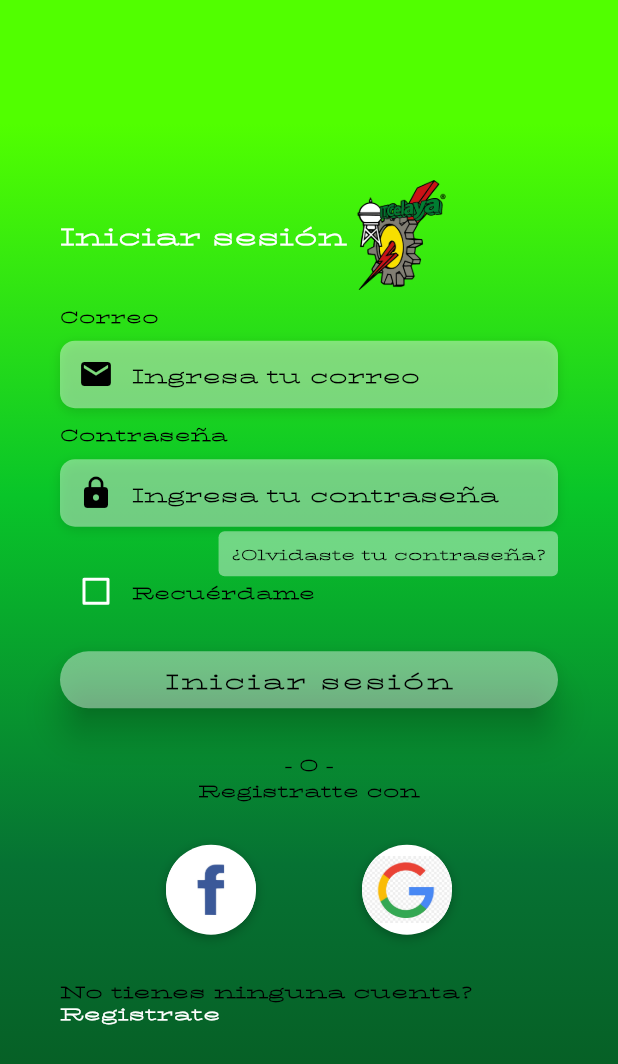
After one commit to MiguelJMTA/PM2022, a Flutter app: the LoginScreen screen opened by its route, on a phone screen of 412 x 824 dp. The commit adds this screen. Shown: the top 1064 px of the screen. Run offline on Flutter 3.47's test engine with Material 2 defaults, Android fonts, the light colour scheme and no system bars; our stand-ins replace carousel_slider, sqflite; missing offline and left inert: splash_screen_view; accounts and stored records are empty.

Commit message:
Práctica 3

```diff
--- a/lib/database/database_notes.dart
+++ b/lib/database/database_notes.dart
@@ -1,21 +1,54 @@
+import 'dart:async';
 import 'dart:io';
 
+import 'package:flutter_interfaz/models/notes_model.dart';
 import 'package:path_provider/path_provider.dart';
 import 'package:sqflite/sqflite.dart';
 import 'package:path/path.dart';
-/*class DatabaseNotes {
+
+class DatabaseNotes {
   static final _nombreDb = "PATM22";
   static final _versionDB = 1;
 
   static late Database _database;
-    Future<Database> get database async{
-      if(_database!=null) return _database;
+  Future<Database> get database async {
+    if (_database != null) return _database;
     _database = await _initDatabase();
     return _database;
   }
-    _initDatabase() async{
+
+  _initDatabase() async {
     Directory carpeta = await getApplicationDocumentsDirectory();
-      String rutaBD = join (carpeta.path,_nombreDb);
-      return await openDatabase(rutaBD,version: _versionDB,onCreate: _crearTablas);
+    String rutaBD = join(carpeta.path, _nombreDb);
+    return await openDatabase(rutaBD,
+        version: _versionDB, onCreate: _crearTablas, onUpgrade: _updateTablas);
   }
-}*/
+
+  _crearTablas(Database db, int version) {
+    db.execute(
+        "CREATE TABLE tbl_notas(idNota INTEGER PRIMARY KEY, titulo varchar(25),dscNota varchar(500))");
+  }
+
+  _updateTablas(Database db, int oldVersion, int newVersion) {}
+  Future<int> insert(Map<String, dynamic> row) async {
+    var dbConexion = await database;
+    return dbConexion.insert("tbl_notas", row);
+  }
+
+  Future <int> update(Map<String, dynamic> row) async{
+    var dbConexion = await database;
+    return dbConexion.update("tbl_notas", row,where: "idNota = ?",whereArgs: [row['idNota']]);
+  }
+
+  Future<int> delete(int idNota) async{
+    var dbConexion = await database;
+    return dbConexion.delete("tbl_notas",where: "idNota = ?",whereArgs: [idNota]);
+  }
+
+  Future<List<NotesDAO>> getAllNotes() async{
+    var dbConexion = await database;
+    var result = await dbConexion.query("tbl_notas");
+    var list = result.map((note)=>NotesDAO.fromMap(note)).toList();
+    return list;
+  }
+}
--- /dev/null
+++ b/lib/models/notes_model.dart
@@ -0,0 +1,13 @@
+class NotesDAO {
+  int? idNota;
+  String? titulo;
+  String? dscNota;
+
+  NotesDAO({this.idNota, this.titulo, this.dscNota});
+  factory NotesDAO.fromMap(Map<String, dynamic> noteMap) {
+    return NotesDAO(
+        idNota: noteMap['idNota'],
+        titulo: noteMap['titulo'],
+        dscNota: noteMap['dscNota']);
+  }
+}
--- a/lib/routes/routes.dart
+++ b/lib/routes/routes.dart
@@ -1,17 +1,19 @@
-
 import 'package:flutter/material.dart';
 import 'package:flutter_interfaz/screens/dashboard.dart';
+import 'package:flutter_interfaz/screens/login_screen.dart';
+import 'package:flutter_interfaz/screens/notes_screen.dart';
 
 import '../screens/fruitApp.dart';
 import '../screens/login.dart';
 import '../screens/conversor.dart';
 
-
-Map<String,WidgetBuilder> getAppRoutes(){
-  return <String,WidgetBuilder>{
-    '/fruitApp' : (BuildContext context) => FruitApp(),
-    '/login' : (BuildContext context) => Login(),
-    '/conversor' : (BuildContext context) => Conversor(),
-    '/dashboard' : (BuildContext context) => DashBoard(),
+Map<String, WidgetBuilder> getAppRoutes() {
+  return <String, WidgetBuilder>{
+    '/fruitApp': (BuildContext context) => FruitApp(),
+    '/login': (BuildContext context) => Login(),
+    '/conversor': (BuildContext context) => Conversor(),
+    '/dashboard': (BuildContext context) => DashBoard(),
+    '/login_screen': (BuildContext context) => LoginScreen(),
+    '/notes': (BuildContext context) => NotesScreen(),
   };
 }
--- a/lib/screens/dashboard.dart
+++ b/lib/screens/dashboard.dart
@@ -21,7 +21,7 @@ class DashBoard extends StatelessWidget {
                   backgroundImage: AssetImage("images/itclogo.png"),
                 ),
                 accountName: Text('Jose Miguel Tierrablanca'),
-                accountEmail: Text("1803042@itcelaya.edu.mx")),
+                accountEmail: Text("18030542@itcelaya.edu.mx")),
                 ListTile(
                   title: Text('Fruit App'),
                   subtitle: Text('Widget Challenge'),
@@ -37,7 +37,21 @@ class DashBoard extends StatelessWidget {
                   leading: Icon(Icons.change_circle_outlined),
                   trailing: Icon(Icons.chevron_right,color: Colors.black,),
                   onTap: (){Navigator.pushNamed(context, '/conversor');},
-                )
+                ),
+                ListTile(
+                  title: Text('Login con gradiente'),
+                  subtitle: Text('New Login'),
+                  leading: Icon(Icons.login),
+                  trailing: Icon(Icons.chevron_right,color: Colors.black,),
+                  onTap: (){Navigator.pushNamed(context, '/login_screen');},
+                ),
+                ListTile(
+                  title: Text('Notes'),
+                  subtitle: Text('Notes screen'),
+                  leading: Icon(Icons.note),
+                  trailing: Icon(Icons.chevron_right,color: Colors.black,),
+                  onTap: (){Navigator.pushNamed(context, '/notes');},
+                ),
           ],
         ),
       ),
--- /dev/null
+++ b/lib/screens/login_screen.dart
@@ -0,0 +1,361 @@
+import 'package:flutter/material.dart';
+import 'package:flutter/services.dart';
+
+import 'package:flutter_interfaz/settings/settings_color.dart';
+
+class LoginScreen extends StatefulWidget {
+  @override
+  _LoginScreenState createState() => _LoginScreenState();
+}
+
+class _LoginScreenState extends State<LoginScreen> {
+  bool _rememberMe = false;
+  TextStyle kHintTextStyle = TextStyle(
+    color: Colors.black,
+    fontWeight: FontWeight.bold,
+    fontFamily: 'BhuTuka',
+  );
+
+  TextStyle kLabelStyle = TextStyle(
+    color: Colors.black,
+    fontWeight: FontWeight.bold,
+    fontFamily: 'BhuTuka',
+  );
+
+  BoxDecoration kBoxDecorationStyle = BoxDecoration(
+    color: Color.fromARGB(108, 255, 255, 255),
+    borderRadius: BorderRadius.circular(10.0),
+    boxShadow: [
+      BoxShadow(
+        color: Colors.black12,
+        blurRadius: 6.0,
+        offset: Offset(0, 2),
+      ),
+    ],
+  );
+  Widget _buildEmailTF() {
+    return Column(
+      crossAxisAlignment: CrossAxisAlignment.start,
+      children: <Widget>[
+        Text(
+          'Correo',
+          style: kLabelStyle,
+        ),
+        SizedBox(height: 10.0),
+        Container(
+          alignment: Alignment.centerLeft,
+          decoration: kBoxDecorationStyle,
+          height: 45.0,
+          child: TextField(
+            keyboardType: TextInputType.emailAddress,
+            style: TextStyle(
+              color: Colors.black,
+              fontFamily: 'BhuTuka',
+            ),
+            decoration: InputDecoration(
+              border: InputBorder.none,
+              contentPadding: EdgeInsets.only(top: 14.0),
+              prefixIcon: Icon(
+                Icons.email,
+                color: Colors.black,
+              ),
+              hintText: 'Ingresa tu correo',
+              hintStyle: kHintTextStyle,
+            ),
+          ),
+        ),
+      ],
+    );
+  }
+
+  Widget _buildPasswordTF() {
+    return Column(
+      crossAxisAlignment: CrossAxisAlignment.start,
+      children: <Widget>[
+        Text(
+          'Contraseña',
+          style: kLabelStyle,
+        ),
+        SizedBox(height: 10.0),
+        Container(
+          alignment: Alignment.centerLeft,
+          decoration: kBoxDecorationStyle,
+          height: 45.0,
+          child: TextField(
+            obscureText: true,
+            style: TextStyle(
+              color: Colors.black,
+              fontFamily: 'BhuTuka',
+            ),
+            decoration: InputDecoration(
+              border: InputBorder.none,
+              contentPadding: EdgeInsets.only(top: 14.0),
+              prefixIcon: Icon(
+                Icons.lock,
+                color: Colors.black,
+              ),
+              hintText: 'Ingresa tu contraseña',
+              hintStyle: kHintTextStyle,
+            ),
+          ),
+        ),
+      ],
+    );
+  }
+
+  final ButtonStyle flatButtonStyle = TextButton.styleFrom(
+    backgroundColor: Color.fromARGB(108, 255, 255, 255),
+    padding: EdgeInsets.all(8),
+  );
+  Widget _buildForgotPasswordBtn() {
+    return Container(
+        height: 30,
+        alignment: Alignment.centerRight,
+        child: TextButton(
+          onPressed: () => print('Forgot Password Button Pressed'),
+          style: flatButtonStyle,
+          child: Text(
+            '¿Olvidaste tu contraseña?',
+            style: TextStyle(
+              color: Colors.black,
+              fontWeight: FontWeight.bold,
+              fontFamily: 'BhuTuka',
+              fontSize: 12,
+            ),
+          ),
+        ));
+  }
+
+  Widget _buildRememberMeCheckbox() {
+    return Container(
+      height: 20.0,
+      child: Row(
+        children: <Widget>[
+          Theme(
+            data: ThemeData(unselectedWidgetColor: Colors.white),
+            child: Checkbox(
+              value: _rememberMe,
+              checkColor: Colors.red,
+              activeColor: Colors.white,
+              onChanged: (value) {
+                setState(() {
+                  _rememberMe = value!;
+                });
+              },
+            ),
+          ),
+          Text(
+            'Recuérdame',
+            style: kLabelStyle,
+          ),
+        ],
+      ),
+    );
+  }
+
+  Widget _buildLoginBtn() {
+    return Container(
+      padding: EdgeInsets.symmetric(vertical: 25.0),
+      width: double.infinity,
+      child: ElevatedButton(
+        style: ButtonStyle(
+            backgroundColor: MaterialStateProperty.all<Color>(
+                Color.fromARGB(108, 255, 255, 255)),
+            padding: MaterialStateProperty.all<EdgeInsets>(EdgeInsets.all(10)),
+            elevation: MaterialStateProperty.all(10),
+            shape: MaterialStateProperty.all<RoundedRectangleBorder>(
+                RoundedRectangleBorder(
+              borderRadius: BorderRadius.circular(100.0),
+            ))),
+        onPressed: () => print('Login Button Pressed'),
+        child: Text(
+          'Iniciar sesión',
+          style: TextStyle(
+            color: Colors.black,
+            letterSpacing: 1.5,
+            fontSize: 18.0,
+            fontWeight: FontWeight.bold,
+            fontFamily: 'BhuTuka',
+          ),
+        ),
+      ),
+    );
+  }
+
+  Widget _buildSignInWithText() {
+    return Column(
+      children: <Widget>[
+        Text(
+          '- O -',
+          style: TextStyle(
+            fontFamily: 'BhuTuka',
+            color: Colors.black,
+            fontWeight: FontWeight.w900,
+          ),
+        ),
+        SizedBox(height: 3.0),
+        Text(
+          'Registratte con',
+          style: kLabelStyle,
+        ),
+      ],
+    );
+  }
+
+  Widget _buildSocialBtn(VoidCallback onTap, AssetImage logo) {
+    return GestureDetector(
+      onTap: onTap,
+      child: Container(
+        height: 60.0,
+        width: 60.0,
+        decoration: BoxDecoration(
+          shape: BoxShape.circle,
+          color: Colors.white,
+          boxShadow: [
+            BoxShadow(
+              color: Colors.black26,
+              offset: Offset(0, 2),
+              blurRadius: 6.0,
+            ),
+          ],
+          image: DecorationImage(
+            image: logo,
+          ),
+        ),
+      ),
+    );
+  }
+
+  Widget _buildSocialBtnRow() {
+    return Padding(
+      padding: EdgeInsets.symmetric(vertical: 30.0),
+      child: Row(
+        mainAxisAlignment: MainAxisAlignment.spaceEvenly,
+        children: <Widget>[
+          _buildSocialBtn(
+            () => print('Login with Facebook'),
+            AssetImage(
+              'images/facebook.jpg',
+            ),
+          ),
+          _buildSocialBtn(
+            () => print('Login with Google'),
+            AssetImage(
+              'images/google.jpg',
+            ),
+          ),
+        ],
+      ),
+    );
+  }
+
+  Widget _buildSignupBtn() {
+    return GestureDetector(
+      onTap: () => print('Sign Up Button Pressed'),
+      child: RichText(
+        text: TextSpan(
+          children: [
+            TextSpan(
+              text: 'No tienes ninguna cuenta? ',
+              style: TextStyle(
+                fontFamily: 'BhuTuka',
+                color: Colors.black,
+                fontSize: 15.0,
+                fontWeight: FontWeight.bold,
+              ),
+            ),
+            TextSpan(
+              text: 'Registrate',
+              style: TextStyle(
+                fontFamily: 'BhuTuka',
+                color: Colors.white,
+                fontSize: 15.0,
+                fontWeight: FontWeight.bold,
+              ),
+            ),
+          ],
+        ),
+      ),
+    );
+  }
+
+  @override
+  Widget build(BuildContext context) {
+    return Scaffold(
+      body: AnnotatedRegion<SystemUiOverlayStyle>(
+        value: SystemUiOverlayStyle.light,
+        child: GestureDetector(
+          onTap: () => FocusScope.of(context).unfocus(),
+          child: Stack(
+            children: <Widget>[
+              Container(
+                height: double.infinity,
+                width: double.infinity,
+                decoration: BoxDecoration(
+                  gradient: LinearGradient(
+                    begin: Alignment.topCenter,
+                    end: Alignment.bottomCenter,
+                    colors: [
+                      Color.fromARGB(255, 81, 255, 0),
+                      Color.fromARGB(255, 9, 197, 41),
+                      Color.fromARGB(255, 6, 114, 51),
+                      Color.fromARGB(255, 6, 92, 35),
+                    ],
+                    stops: [0.1, 0.4, 0.7, 0.9],
+                  ),
+                ),
+              ),
+              Container(
+                height: double.infinity,
+                child: SingleChildScrollView(
+                  physics: AlwaysScrollableScrollPhysics(),
+                  padding: EdgeInsets.symmetric(
+                    horizontal: 40.0,
+                    vertical: 120.0,
+                  ),
+                  child: Column(
+                    mainAxisAlignment: MainAxisAlignment.center,
+                    children: <Widget>[
+                      Row(
+                        children: [
+                          Column(children: [
+                            Text(
+                              'Iniciar sesión',
+                              style: TextStyle(
+                                color: Colors.white,
+                                fontFamily: 'BhuTuka',
+                                fontSize: 20.0,
+                                fontWeight: FontWeight.bold,
+                              ),
+                            ),
+                          ]),
+                          Image.asset(
+                            "images/itclogo.png",
+                            scale: 7,
+                          ),
+                        ],
+                      ),
+                      SizedBox(height: 10.0),
+                      _buildEmailTF(),
+                      SizedBox(height: 10.0),
+                      _buildPasswordTF(),
+                      SizedBox(height: 3),
+                      _buildForgotPasswordBtn(),
+                      _buildRememberMeCheckbox(),
+                      _buildLoginBtn(),
+                      _buildSignInWithText(),
+                      _buildSocialBtnRow(),
+                      _buildSignupBtn(),
+                    ],
+                  ),
+                ),
+              )
+            ],
+          ),
+        ),
+      ),
+    );
+  }
+}
+
+class LoginColors {}
--- /dev/null
+++ b/lib/screens/notes_screen.dart
@@ -0,0 +1,32 @@
+import 'package:flutter/material.dart';
+import 'package:flutter_interfaz/database/database_notes.dart';
+
+class NotesScreen extends StatefulWidget {
+  const NotesScreen({Key? key}) : super(key: key);
+
+  @override
+  State<NotesScreen> createState() => _NotesScreenState();
+}
+
+class _NotesScreenState extends State<NotesScreen> {
+  late DatabaseNotes dbNotes;
+
+  @override
+  void initState() {
+    super.initState();
+    dbNotes = DatabaseNotes();
+  }
+
+  @override
+  Widget build(BuildContext context) {
+    return Scaffold(
+      appBar: AppBar(title: Text('Notas'),),
+     // body: FutureBuilder(
+      //  future: dbNotes.getAllNotes(),
+       // builder: (BuildContext context, AsyncSnapshot<List<NotesDAO>> snapshot>){
+         // return Text('XXXXX');
+        //},
+     // ),
+    );
+  }
+}
--- a/lib/settings/settings_color.dart
+++ b/lib/settings/settings_color.dart
@@ -1,6 +1,6 @@
 import 'package:flutter/material.dart';
 class SettingsColor {
-  static Color backColor  = Colors.green;
+  static Color backColor = Colors.green;
   static Color btnColor = Colors.grey;
   static Color backColorFruit = Color.fromARGB(255, 2, 48, 255);
 }
```
Also changed, not shown: pubspec.yaml (+7 -0 lines), assets/BhuTukaExpandedOne.ttf (added), images/facebook.jpg (added), images/google.jpg (added), 1 other file. Lines whose indentation alone changed are shown as unchanged.
